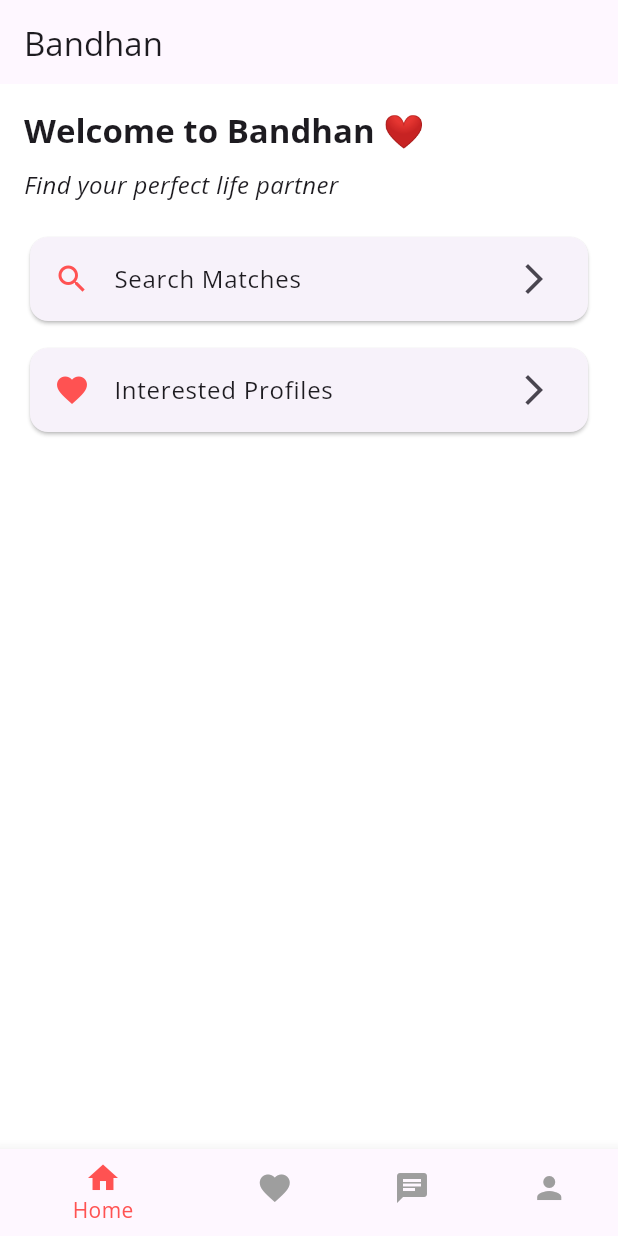
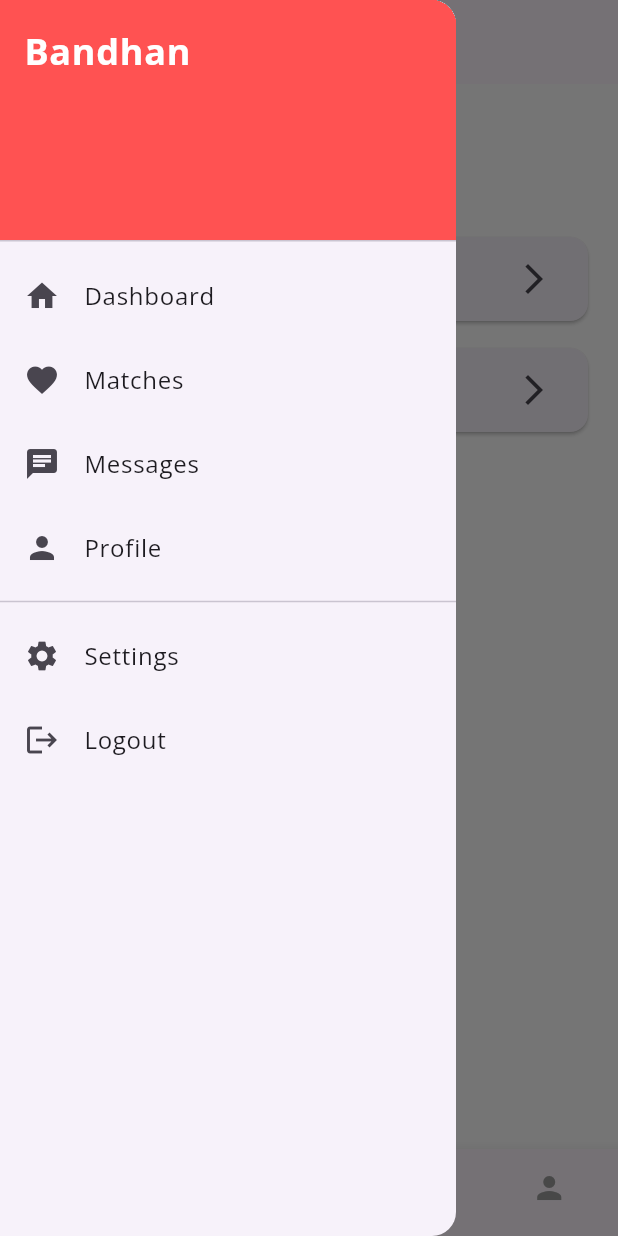
Before and after one commit to yausan/bandhan, a Flutter app: the HomeScreen screen opened directly, with the side drawer open (before the commit the screen has no drawer), on a phone screen of 412 x 824 dp. Run offline on Flutter 3.47's test engine with Material 3 defaults, Android fonts, the phone set to English and light mode, and no system bars.

Commit message:
Add Drawer with UI design to HomeScreen

```diff
--- a/lib/screens/home/home_screen.dart
+++ b/lib/screens/home/home_screen.dart
@@ -21,6 +21,70 @@ class _HomeScreenState extends State<HomeScreen> {
   Widget build(BuildContext context) {
     return Scaffold(
       appBar: AppBar(title: const Text("Bandhan")),
+
+      drawer: Drawer(
+        child: ListView(
+          padding: EdgeInsets.zero,
+          children: [
+            const DrawerHeader(
+              decoration: BoxDecoration(color: Colors.redAccent),
+              child: Text(
+                'Bandhan',
+                style: TextStyle(
+                  color: Colors.white,
+                  fontSize: 24,
+                  fontFamily: 'OpenSans',
+                  fontWeight: FontWeight.bold,
+                ),
+              ),
+            ),
+            ListTile(
+              leading: const Icon(Icons.home),
+              title: const Text('Dashboard'),
+              onTap: () {
+                setState(() => _currentIndex = 0);
+                Navigator.pop(context);
+              },
+            ),
+            ListTile(
+              leading: const Icon(Icons.favorite),
+              title: const Text('Matches'),
+              onTap: () {
+                setState(() => _currentIndex = 1);
+                Navigator.pop(context);
+              },
+            ),
+            ListTile(
+              leading: const Icon(Icons.chat),
+              title: const Text('Messages'),
+              onTap: () {
+                setState(() => _currentIndex = 2);
+                Navigator.pop(context);
+              },
+            ),
+            ListTile(
+              leading: const Icon(Icons.person),
+              title: const Text('Profile'),
+              onTap: () {
+                setState(() => _currentIndex = 3);
+                Navigator.pop(context);
+              },
+            ),
+            const Divider(),
+            ListTile(
+              leading: const Icon(Icons.settings),
+              title: const Text('Settings'),
+              onTap: () {},
+            ),
+            ListTile(
+              leading: const Icon(Icons.logout),
+              title: const Text('Logout'),
+              onTap: () {},
+            ),
+          ],
+        ),
+      ),
+
       body: _screens[_currentIndex],
       bottomNavigationBar: BottomNavigationBar(
         currentIndex: _currentIndex,
@@ -37,8 +101,6 @@ class _HomeScreenState extends State<HomeScreen> {
     );
   }
 }
-
-/* ------------------- TABS ------------------- */
 
 class DashboardTab extends StatelessWidget {
   const DashboardTab({super.key});
```
